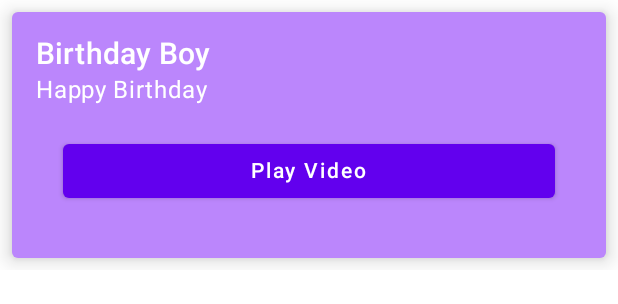
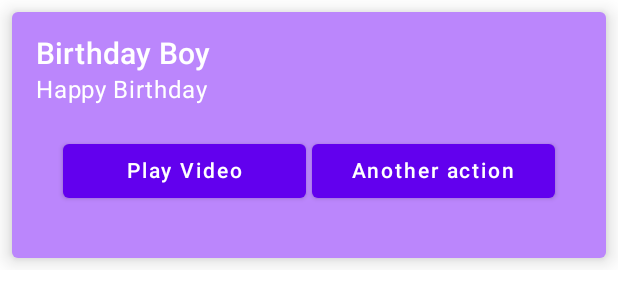
Before and after one commit to obonal/BirthdayCard, an Android app built with Jetpack Compose: the @Preview function GuestCardPreview, on a phone screen of 412 x 824 dp. Shown: the top 304 px of the screen. Run offline under Robolectric (Android 15) with nearby library versions, the phone set to English and light mode, and no system bars; libraries missing offline, so code that uses them is left out: dev.chrisbanes.accompanist; 2 statements that could not run were skipped.

Commit message:
Better video layout + fix lazy list and title

```diff
--- a/app/src/main/java/org/bonal/birthdaycard/component/BirthdayGuestCard.kt
+++ b/app/src/main/java/org/bonal/birthdaycard/component/BirthdayGuestCard.kt
@@ -74,11 +74,11 @@ fun BirthdayGuestCard(
                     }
                 }
             }
+            if (expandedState.value) {
+                VideoPlayer(videoUrl = cardModel.video!!)
+            }
             if (cardModel.hasActions()) {
                 ButtonRow(padding, cardModel, expandedState)
-            }
-            if (expandedState.value) {
-                VideoPlayer(videoUrl = cardModel.video!!)
             }
         }
     }
@@ -133,7 +133,8 @@ fun GuestCardPreview() {
         cardModel = BirthdayGuestCardModel(
             name = "Birthday Boy",
             message = "Happy Birthday",
-            video = "an non empty video url"
+            video = "an non empty video url",
+            secondaryAction = GuestCardAction("Another action") {}
         )
     )
 }
--- a/app/src/main/res/layout/video_player_layout.xml
+++ b/app/src/main/res/layout/video_player_layout.xml
@@ -2,8 +2,9 @@
 <LinearLayout xmlns:android="http://schemas.android.com/apk/res/android"
     xmlns:app="http://schemas.android.com/apk/res-auto"
     android:orientation="vertical"
+    android:padding="16dp"
     android:layout_width="match_parent"
-    android:layout_height="200dp"
+    android:layout_height="300dp"
     android:fitsSystemWindows="false">
 
     <com.google.android.exoplayer2.ui.PlayerView
--- a/app/src/main/res/values/strings.xml
+++ b/app/src/main/res/values/strings.xml
@@ -1,5 +1,6 @@
 <resources>
     <string name="app_name">Birthday</string>
+    <string name="toolbar_title">Happy Birthday</string>
     <string name="birthday_card_title">Happy birthday %1$s!!!</string>
     <string name="default_whatsapp_message">Thank you for your message!</string>
     <string name="play_video_button_label">Play Video</string>
```
Also changed, not shown: app/src/main/java/org/bonal/birthdaycard/component/HomePage.kt (+5 -5 lines), 1 other file.
